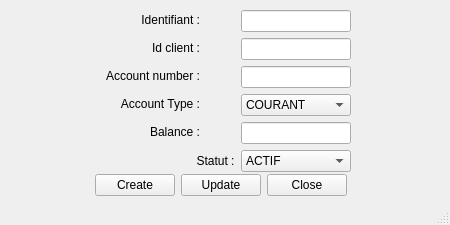
Above: uiaccount.ui from TURKEYSTAR/Bank before the change. Below: the same form after it.
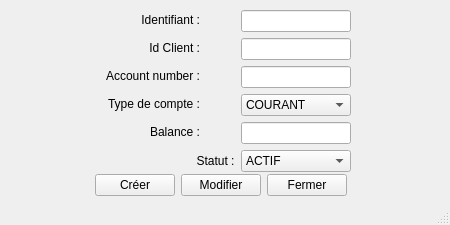
That is the form after the change.

The edit to the form file:
```diff
--- a/uiaccount.ui
+++ b/uiaccount.ui
@@ -80,7 +80,7 @@
         </size>
        </property>
        <property name="text">
-        <string>Id client :</string>
+        <string>Id Client :</string>
        </property>
        <property name="alignment">
         <set>Qt::AlignmentFlag::AlignRight|Qt::AlignmentFlag::AlignTrailing|Qt::AlignmentFlag::AlignVCenter</set>
@@ -134,7 +134,7 @@
         </size>
        </property>
        <property name="text">
-        <string>Account Type :</string>
+        <string>Type de compte :</string>
        </property>
        <property name="alignment">
         <set>Qt::AlignmentFlag::AlignRight|Qt::AlignmentFlag::AlignTrailing|Qt::AlignmentFlag::AlignVCenter</set>
@@ -216,7 +216,7 @@
      <item row="0" column="2">
       <widget class="QPushButton" name="pushButtonCreate">
        <property name="text">
-        <string>Create</string>
+        <string>Créer</string>
        </property>
       </widget>
      </item>
@@ -236,7 +236,7 @@
      <item row="0" column="5">
       <widget class="QPushButton" name="pushButtonClose">
        <property name="text">
-        <string>Close</string>
+        <string>Fermer</string>
        </property>
       </widget>
      </item>
@@ -256,7 +256,7 @@
      <item row="0" column="3">
       <widget class="QPushButton" name="pushButtonUpdate">
        <property name="text">
-        <string>Update</string>
+        <string>Modifier</string>
        </property>
       </widget>
      </item>
```
